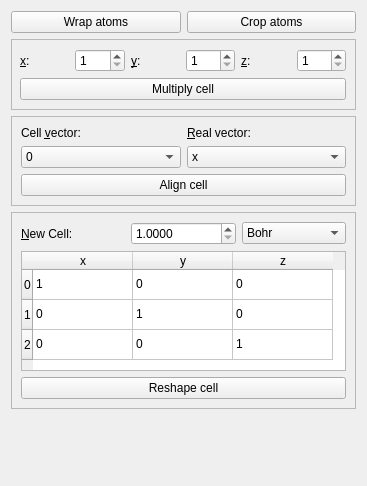
This is vipster/qt/tools/cellmodwidget.ui in sgsaenger/vipster as Qt 5 draws it before an edit. The edited form follows.
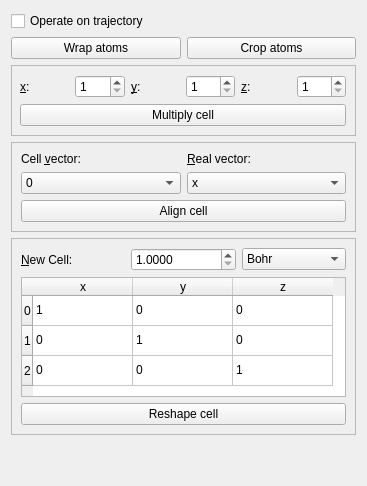
This is the edited form.

Commit message: allow cellmod to operate on whole trajectory

```diff
--- a/vipster/qt/tools/cellmodwidget.ui
+++ b/vipster/qt/tools/cellmodwidget.ui
@@ -14,14 +14,21 @@
    <string>Form</string>
   </property>
   <layout class="QGridLayout" name="gridLayout">
-   <item row="0" column="0">
+   <item row="0" column="0" colspan="2">
+    <widget class="QCheckBox" name="trajecCheck">
+     <property name="text">
+      <string>Operate on trajectory</string>
+     </property>
+    </widget>
+   </item>
+   <item row="1" column="0">
     <widget class="QPushButton" name="wrapButton">
      <property name="text">
       <string>Wrap atoms</string>
      </property>
     </widget>
    </item>
-   <item row="0" column="1">
+   <item row="1" column="1">
     <widget class="QPushButton" name="cropButton">
      <property name="text">
       <string>Crop atoms</string>
@@ -29,6 +36,92 @@
     </widget>
    </item>
    <item row="2" column="0" colspan="2">
+    <widget class="QFrame" name="multiplyFrame">
+     <property name="frameShape">
+      <enum>QFrame::StyledPanel</enum>
+     </property>
+     <property name="frameShadow">
+      <enum>QFrame::Raised</enum>
+     </property>
+     <layout class="QGridLayout" name="gridLayout_2">
+      <property name="leftMargin">
+       <number>8</number>
+      </property>
+      <item row="0" column="2">
+       <widget class="QLabel" name="yMultLabel">
+        <property name="text">
+         <string>&amp;y:</string>
+        </property>
+        <property name="buddy">
+         <cstring>yMultSel</cstring>
+        </property>
+       </widget>
+      </item>
+      <item row="0" column="3">
+       <widget class="QSpinBox" name="yMultSel">
+        <property name="minimum">
+         <number>1</number>
+        </property>
+       </widget>
+      </item>
+      <item row="0" column="1">
+       <widget class="QSpinBox" name="xMultSel">
+        <property name="minimum">
+         <number>1</number>
+        </property>
+       </widget>
+      </item>
+      <item row="0" column="5">
+       <widget class="QSpinBox" name="zMultSel">
+        <property name="minimum">
+         <number>1</number>
+        </property>
+       </widget>
+      </item>
+      <item row="0" column="4">
+       <widget class="QLabel" name="zMultLabel">
+        <property name="text">
+         <string>&amp;z:</string>
+        </property>
+        <property name="buddy">
+         <cstring>zMultSel</cstring>
+        </property>
+       </widget>
+      </item>
+      <item row="0" column="0">
+       <widget class="QLabel" name="xMultLabel">
+        <property name="text">
+         <string>&amp;x:</string>
+        </property>
+        <property name="buddy">
+         <cstring>xMultSel</cstring>
+        </property>
+       </widget>
+      </item>
+      <item row="1" column="0" colspan="6">
+       <widget class="QPushButton" name="multButton">
+        <property name="text">
+         <string>Multiply cell</string>
+        </property>
+       </widget>
+      </item>
+     </layout>
+    </widget>
+   </item>
+   <item row="5" column="0" colspan="2">
+    <spacer name="verticalSpacer">
+     <property name="orientation">
+      <enum>Qt::Vertical</enum>
+     </property>
+     <property name="sizeHint" stdset="0">
+      <size>
+       <width>20</width>
+       <height>40</height>
+      </size>
+     </property>
+    </spacer>
+   </item>
+   <item row="3" column="0" colspan="2">
     <widget class="QFrame" name="alignFrame">
      <property name="frameShape">
       <enum>QFrame::StyledPanel</enum>
@@ -105,7 +198,7 @@
      </layout>
     </widget>
    </item>
-   <item row="3" column="0" colspan="2">
+   <item row="4" column="0" colspan="2">
     <widget class="QFrame" name="reshapeFrame">
      <property name="frameShape">
       <enum>QFrame::StyledPanel</enum>
@@ -150,6 +243,12 @@
       </item>
       <item row="3" column="0" colspan="3">
        <widget class="QTableWidget" name="reshapeTable">
+        <property name="sizePolicy">
+         <sizepolicy hsizetype="Expanding" vsizetype="Fixed">
+          <horstretch>0</horstretch>
+          <verstretch>0</verstretch>
+         </sizepolicy>
+        </property>
         <property name="maximumSize">
          <size>
           <width>16777215</width>
@@ -249,92 +348,6 @@
      </layout>
     </widget>
    </item>
-   <item row="1" column="0" colspan="2">
-    <widget class="QFrame" name="multiplyFrame">
-     <property name="frameShape">
-      <enum>QFrame::StyledPanel</enum>
-     </property>
-     <property name="frameShadow">
-      <enum>QFrame::Raised</enum>
-     </property>
-     <layout class="QGridLayout" name="gridLayout_2">
-      <property name="leftMargin">
-       <number>8</number>
-      </property>
-      <item row="0" column="2">
-       <widget class="QLabel" name="yMultLabel">
-        <property name="text">
-         <string>&amp;y:</string>
-        </property>
-        <property name="buddy">
-         <cstring>yMultSel</cstring>
-        </property>
-       </widget>
-      </item>
-      <item row="0" column="3">
-       <widget class="QSpinBox" name="yMultSel">
-        <property name="minimum">
-         <number>1</number>
-        </property>
-       </widget>
-      </item>
-      <item row="0" column="1">
-       <widget class="QSpinBox" name="xMultSel">
-        <property name="minimum">
-         <number>1</number>
-        </property>
-       </widget>
-      </item>
-      <item row="0" column="5">
-       <widget class="QSpinBox" name="zMultSel">
-        <property name="minimum">
-         <number>1</number>
-        </property>
-       </widget>
-      </item>
-      <item row="0" column="4">
-       <widget class="QLabel" name="zMultLabel">
-        <property name="text">
-         <string>&amp;z:</string>
-        </property>
-        <property name="buddy">
-         <cstring>zMultSel</cstring>
-        </property>
-       </widget>
-      </item>
-      <item row="0" column="0">
-       <widget class="QLabel" name="xMultLabel">
-        <property name="text">
-         <string>&amp;x:</string>
-        </property>
-        <property name="buddy">
-         <cstring>xMultSel</cstring>
-        </property>
-       </widget>
-      </item>
-      <item row="1" column="0" colspan="6">
-       <widget class="QPushButton" name="multButton">
-        <property name="text">
-         <string>Multiply cell</string>
-        </property>
-       </widget>
-      </item>
-     </layout>
-    </widget>
-   </item>
-   <item row="4" column="0" colspan="2">
-    <spacer name="verticalSpacer">
-     <property name="orientation">
-      <enum>Qt::Vertical</enum>
-     </property>
-     <property name="sizeHint" stdset="0">
-      <size>
-       <width>20</width>
-       <height>40</height>
-      </size>
-     </property>
-    </spacer>
-   </item>
   </layout>
  </widget>
  <resources/>
```
The commit also changes 1 other file.
